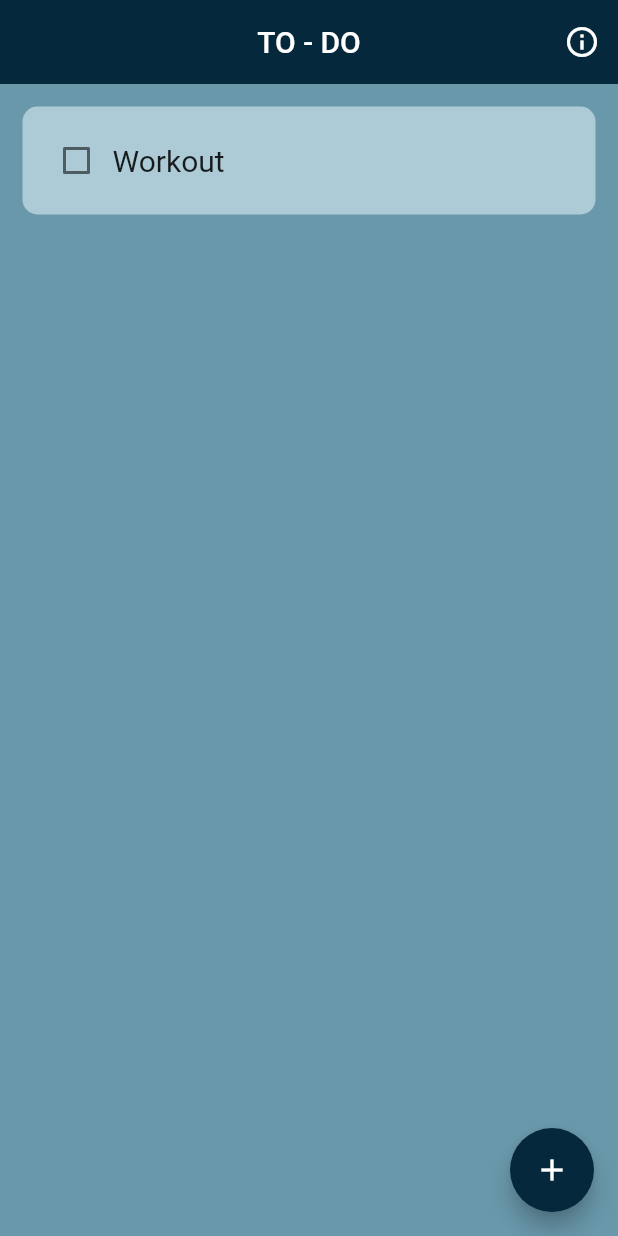
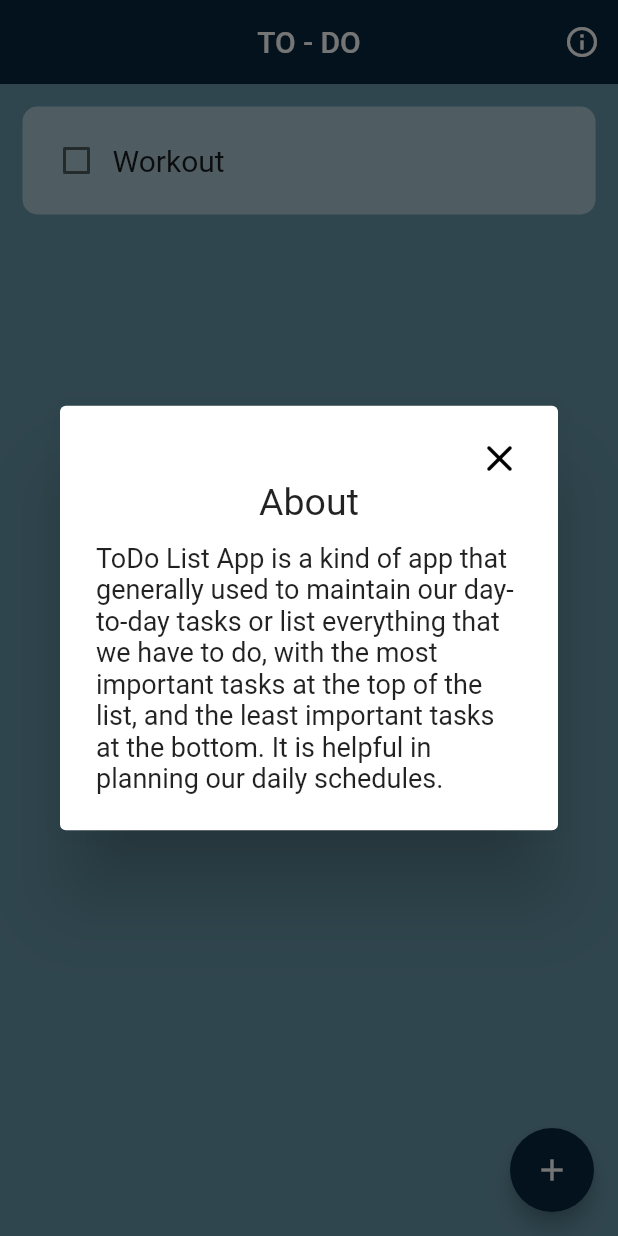
Before and after one commit to sushantmzjn/flutter_todoApp, a Flutter app: the screen it shows after launch, after a tap on the "info outline" icon, on a phone screen of 412 x 824 dp. Run offline on Flutter 3.47's test engine with Material 2 defaults, Android fonts, the phone set to English and light mode, and no system bars; drawn by our look-alikes of flutter_slidable; our stand-ins replace hive_flutter; accounts and stored records are empty.

Commit message:
about info

```diff
--- a/lib/homepage.dart
+++ b/lib/homepage.dart
@@ -1,6 +1,7 @@
 import 'package:flutter/material.dart';
 import 'package:hive_flutter/hive_flutter.dart';
 import 'package:todo/data/database.dart';
+import 'package:todo/utils/about_button.dart';
 import 'package:todo/utils/dialogbox.dart';
 import 'package:todo/utils/todo_tile.dart';
 
@@ -97,17 +98,31 @@ class _HomePageState extends State<HomePage> {
     db.updateDatabase();
   }
 
+  //about dialog
+  void aboutDialoge() {
+    showDialog(
+        context: context,
+        builder: (context) {
+          return MyAboutDialog();
+        });
+  }
+
   @override
   Widget build(BuildContext context) {
     return Scaffold(
-      backgroundColor: Color(0xff6998ab),
+      backgroundColor: const Color(0xff6998ab),
       appBar: AppBar(
         title: const Text('TO - DO'),
         centerTitle: true,
-        backgroundColor: Color(0xff06283d),
+        backgroundColor: const Color(0xff06283d),
         elevation: 0,
         actions: [
-          IconButton(onPressed: (() {}), icon: Icon(Icons.info_outline))
+          IconButton(
+            onPressed: aboutDialoge,
+            icon: const Icon(Icons.info_outline),
+            splashRadius: 25.0,
+            splashColor: Colors.green,
+          )
         ],
       ),
       floatingActionButton: FloatingActionButton(
--- /dev/null
+++ b/lib/utils/about_button.dart
@@ -0,0 +1,32 @@
+import 'package:flutter/material.dart';
+
+class MyAboutDialog extends StatelessWidget {
+  const MyAboutDialog({Key? key}) : super(key: key);
+
+  @override
+  Widget build(BuildContext context) {
+    return AlertDialog(
+        content: Column(
+      mainAxisAlignment: MainAxisAlignment.center,
+      mainAxisSize: MainAxisSize.min,
+      children: [
+        Row(mainAxisAlignment: MainAxisAlignment.end, children: [
+          GestureDetector(
+            onTap: () => Navigator.of(context).pop(),
+            child: const Icon(
+              Icons.clear_rounded,
+              color: Colors.black,
+              size: 30.0,
+            ),
+          ),
+        ]),
+        const Text('About', style: TextStyle(fontSize: 25.0)),
+        const SizedBox(height: 12.0),
+        const Text(
+          'ToDo List App is a kind of app that generally used to maintain our day-to-day tasks or list everything that we have to do, with the most important tasks at the top of the list, and the least important tasks at the bottom. It is helpful in planning our daily schedules.',
+          style: TextStyle(fontSize: 18.0),
+        )
+      ],
+    ));
+  }
+}
```
